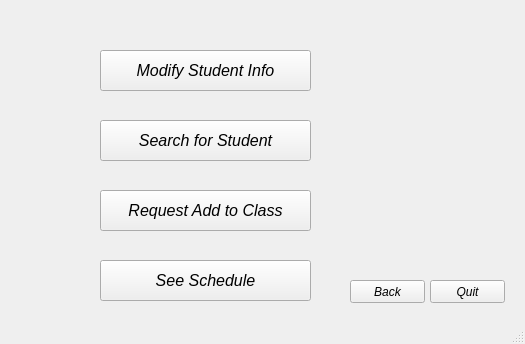
First picture: the form in Code/Teacher Landing.ui, repository SDSMT-CSC464-F15/dancesoft, before the edit.
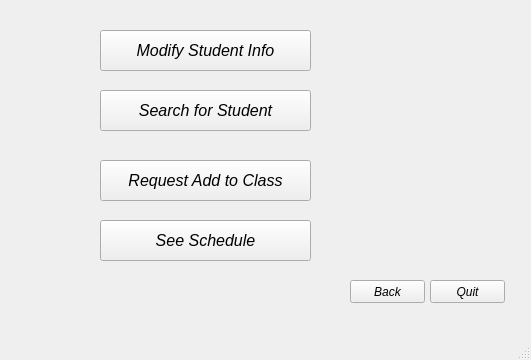
Second picture: the form after the edit. The open tabs and pages were chosen to show the change.

Commit message:
Changes and new pages for admin landing
Updates: Update Teacher- added zipcode, some design doc updates,  Add
new teacher
New: Modify class (needs further testing

The edit to the form file:
```diff
--- a/Code/Teacher Landing.ui
+++ b/Code/Teacher Landing.ui
@@ -6,8 +6,8 @@
    <rect>
     <x>0</x>
     <y>0</y>
-    <width>525</width>
-    <height>344</height>
+    <width>531</width>
+    <height>360</height>
    </rect>
   </property>
   <property name="windowTitle">
@@ -193,7 +193,7 @@
       <property name="geometry">
        <rect>
         <x>90</x>
-        <y>40</y>
+        <y>20</y>
         <width>211</width>
         <height>41</height>
        </rect>
@@ -213,7 +213,7 @@
       <property name="geometry">
        <rect>
         <x>90</x>
-        <y>110</y>
+        <y>80</y>
         <width>211</width>
         <height>41</height>
        </rect>
@@ -233,7 +233,7 @@
       <property name="geometry">
        <rect>
         <x>90</x>
-        <y>180</y>
+        <y>150</y>
         <width>211</width>
         <height>41</height>
        </rect>
@@ -253,7 +253,7 @@
       <property name="geometry">
        <rect>
         <x>90</x>
-        <y>250</y>
+        <y>210</y>
         <width>211</width>
         <height>41</height>
        </rect>
```
Left out of the diff: 2 changed lines with no effect on the pictures. The commit also changes 24 other files.
